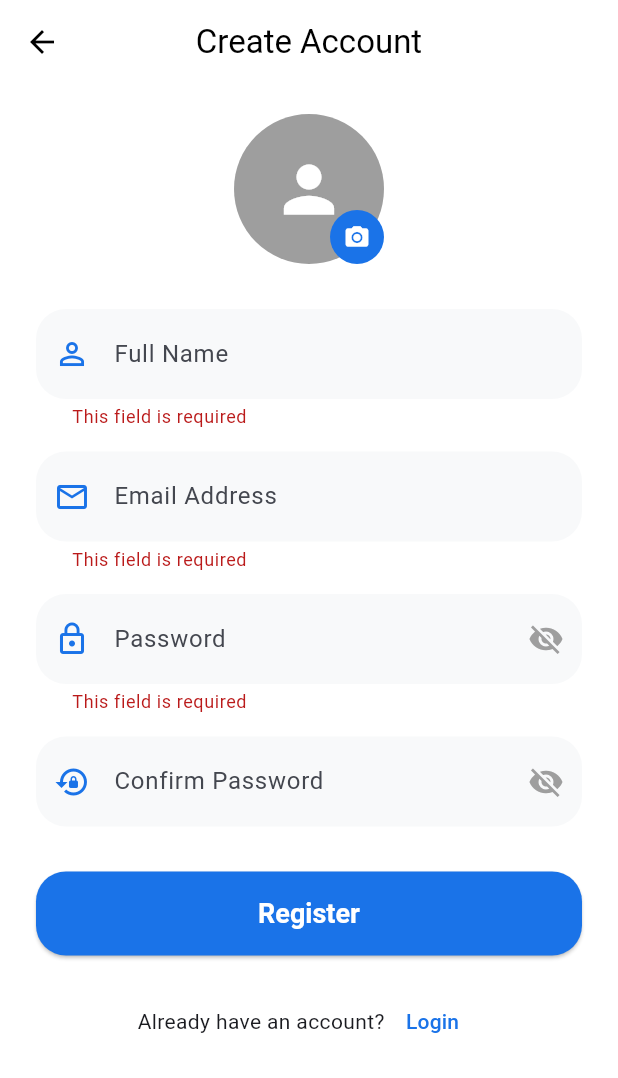
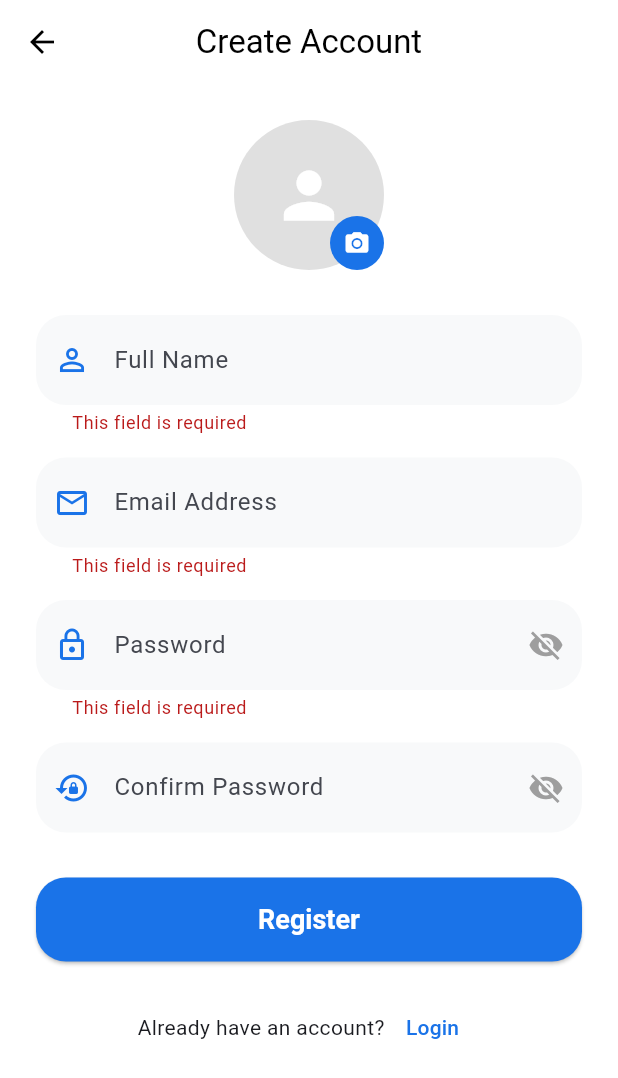
Before and after one commit to AlmohsenMyya/d_chat, a Flutter app: the RegisterScreen screen opened by its route, after a tap on "Register", on a phone screen of 412 x 824 dp. Shown: the top 1078 px of the screen. Run offline on Flutter 3.47's test engine with Material 3 defaults, Android fonts, the phone set to English and light mode, and no system bars; our stand-ins replace cloud_firestore, firebase_auth, firebase_core, firebase_storage, image_picker; accounts and stored records are empty.

Commit message:
Sprint 2.5 : fix firestore auth sync, add localized error mapping, and improve UX with loading indicators refactor: centralize business logic in Provider, implement NavigationService, and fix auth session persistence move my md. docs to docs folder .

```diff
--- a/lib/features/auth/presentation/screens/register_screen.dart
+++ b/lib/features/auth/presentation/screens/register_screen.dart
@@ -1,7 +1,6 @@
 import 'package:flutter/material.dart';
 import 'package:provider/provider.dart';
 import '../../../../core/localization/app_localizations.dart';
-import '../../../../core/utils/app_routes.dart';
 import '../../../../shared/widgets/custom_text_field.dart';
 import '../../provider/auth_provider.dart';
 
@@ -29,25 +28,6 @@ class _RegisterScreenState extends State<RegisterScreen> {
     super.dispose();
   }
 
-  void _handleRegister() async {
-    if (_formKey.currentState!.validate()) {
-      final authProvider = context.read<AuthProvider>();
-      final success = await authProvider.signUp(
-        _emailController.text.trim(),
-        _passwordController.text.trim(),
-        _nameController.text.trim(),
-      );
-
-      if (success && mounted) {
-        Navigator.pushReplacementNamed(context, AppRoutes.home);
-      } else if (mounted) {
-        ScaffoldMessenger.of(context).showSnackBar(
-          SnackBar(content: Text(authProvider.errorMessage ?? "Registration Failed")),
-        );
-      }
-    }
-  }
-
   @override
   Widget build(BuildContext context) {
     final loc = AppLocalizations.of(context);
@@ -57,18 +37,35 @@ class _RegisterScreenState extends State<RegisterScreen> {
         title: Text(loc?.translate('create_account') ?? "Create Account"),
       ),
       body: SafeArea(
+        child: Column(
+          children: [
+            Consumer<AuthProvider>(
+              builder: (context, auth, child) {
+                return auth.isLoading
+                    ? LinearProgressIndicator(color: Theme.of(context).primaryColor)
+                    : const SizedBox(height: 4);
+              },
+            ),
+            Expanded(
               child: SingleChildScrollView(
                 padding: const EdgeInsets.symmetric(horizontal: 24.0, vertical: 20.0),
                 child: Form(
                   key: _formKey,
                   child: Column(
                     children: [
-                Stack(
+                      Consumer<AuthProvider>(
+                        builder: (context, auth, child) {
+                          return GestureDetector(
+                            onTap: () => auth.pickProfileImage(),
+                            child: Stack(
                               children: [
-                    const CircleAvatar(
+                                CircleAvatar(
                                   radius: 50,
-                      backgroundColor: Colors.grey,
-                      child: Icon(Icons.person, size: 50, color: Colors.white),
+                                  backgroundColor: Colors.grey[300],
+                                  backgroundImage: auth.pickedImage != null ? FileImage(auth.pickedImage!) : null,
+                                  child: auth.pickedImage == null
+                                      ? const Icon(Icons.person, size: 50, color: Colors.white)
+                                      : null,
                                 ),
                                 Positioned(
                                   bottom: 0,
@@ -81,6 +78,9 @@ class _RegisterScreenState extends State<RegisterScreen> {
                                 ),
                               ],
                             ),
+                          );
+                        },
+                      ),
                       const SizedBox(height: 30),
                       CustomTextField(
                         controller: _nameController,
@@ -90,7 +90,6 @@ class _RegisterScreenState extends State<RegisterScreen> {
                           if (value == null || value.isEmpty) {
                             return loc?.translate('field_required');
                           }
-                    if (value.length < 3) return "Name too short";
                           return null;
                         },
                       ),
@@ -103,9 +102,6 @@ class _RegisterScreenState extends State<RegisterScreen> {
                         validator: (value) {
                           if (value == null || value.isEmpty) {
                             return loc?.translate('field_required');
-                    }
-                    if (!RegExp(r'^[\w-\.]+@([\w-]+\.)+[\w-]{2,4}$').hasMatch(value)) {
-                      return loc?.translate('invalid_email');
                           }
                           return null;
                         },
@@ -121,9 +117,6 @@ class _RegisterScreenState extends State<RegisterScreen> {
                         validator: (value) {
                           if (value == null || value.isEmpty) {
                             return loc?.translate('field_required');
-                    }
-                    if (value.length < 8) {
-                      return loc?.translate('short_password');
                           }
                           return null;
                         },
@@ -146,8 +139,24 @@ class _RegisterScreenState extends State<RegisterScreen> {
                       const SizedBox(height: 30),
                       Consumer<AuthProvider>(
                         builder: (context, auth, child) {
+                          if (auth.errorMessage != null) {
+                            WidgetsBinding.instance.addPostFrameCallback((_) {
+                              ScaffoldMessenger.of(context).showSnackBar(
+                                SnackBar(content: Text(loc?.translate(auth.errorMessage!) ?? auth.errorMessage!)),
+                              );
+                              auth.clearError();
+                            });
+                          }
                           return ElevatedButton(
-                      onPressed: auth.isLoading ? null : _handleRegister,
+                            onPressed: auth.isLoading ? null : () {
+                              if (_formKey.currentState!.validate()) {
+                                auth.signUp(
+                                  _emailController.text.trim(),
+                                  _passwordController.text.trim(),
+                                  _nameController.text.trim(),
+                                );
+                              }
+                            },
                             child: auth.isLoading
                                 ? const CircularProgressIndicator(color: Colors.white)
                                 : Text(loc?.translate('register') ?? "Register"),
@@ -170,6 +179,9 @@ class _RegisterScreenState extends State<RegisterScreen> {
                 ),
               ),
             ),
+          ],
+        ),
+      ),
     );
   }
 }
```
Also changed, not shown: assets/l10n/ar.json (+9 -1 lines), assets/l10n/en.json (+9 -1 lines), lib/core/utils/navigation_service.dart (added, +21 -0 lines), lib/features/auth/data/auth_service.dart (+52 -3 lines), lib/features/auth/presentation/screens/login_screen.dart (+28 -27 lines), lib/features/auth/provider/auth_provider.dart (+53 -8 lines), lib/main.dart (+13 -3 lines), lib/shared/widgets/splash_screen.dart (+8 -4 lines), 9 other files. Lines whose indentation alone changed are shown as unchanged.
